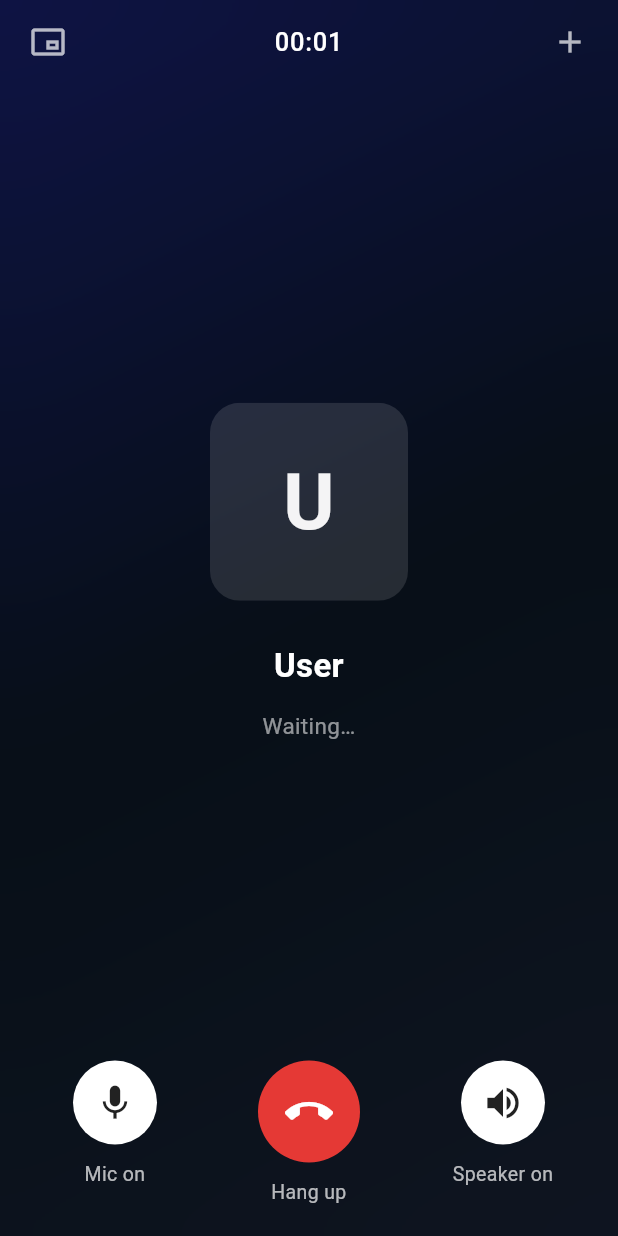
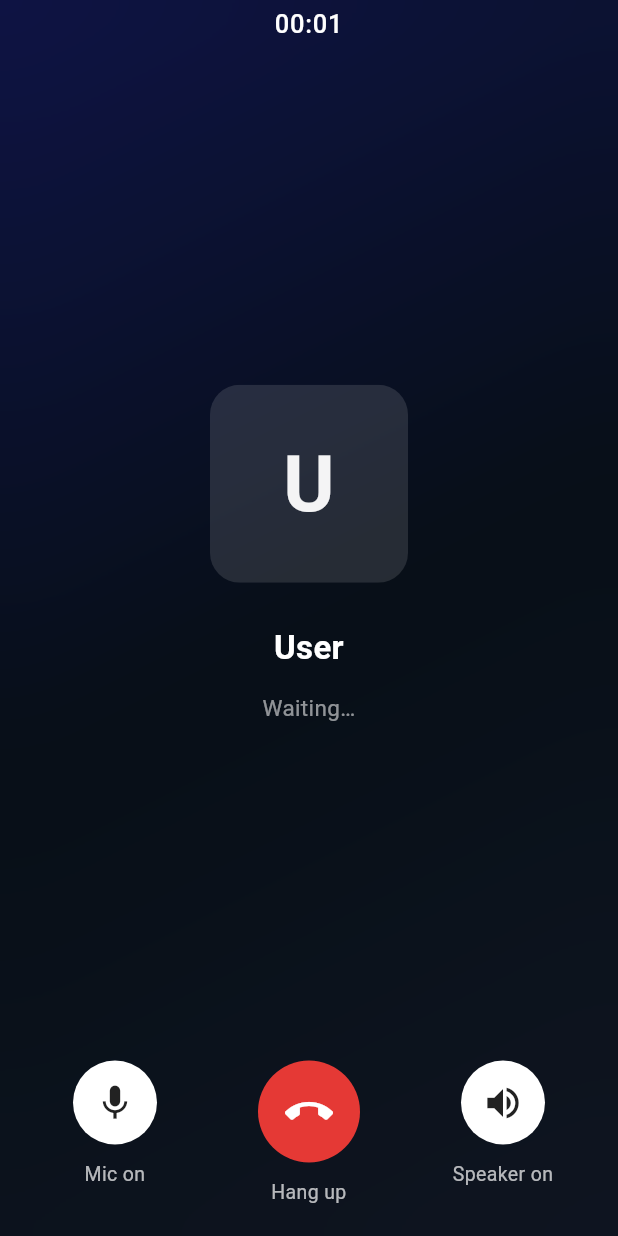
Before and after one commit to 282207134/job, a Flutter app: the DirectVoiceCallPage screen opened directly with empty values, on a phone screen of 412 x 824 dp. Run offline on Flutter 3.47's test engine with Material 3 defaults, Android fonts, the phone set to English and light mode, and no system bars; our stand-ins replace adaptive_theme, another_flutter_splash_screen, audioplayers, cloud_firestore, firebase_auth, firebase_core and 11 more; missing offline and left inert: livekit_client, onesignal_flutter; accounts and stored records are empty.

Commit message:
fix(voice-call): remove unused PiP and add buttons from voice call top bar
Made-with: Cursor

```diff
--- a/lib/pages/direct_voice_call_page.dart
+++ b/lib/pages/direct_voice_call_page.dart
@@ -271,21 +271,11 @@ class _DirectVoiceCallPageState extends State<DirectVoiceCallPage> {
     );
   }
 
-  Widget _topBar(AppLanguageProvider lang, String elapsedText) {
+  Widget _topBar(String elapsedText) {
     return Padding(
       padding: const EdgeInsets.symmetric(horizontal: 8, vertical: 4),
-      child: Row(
-        children: [
-          IconButton(
-            icon: const Icon(Icons.picture_in_picture_alt_outlined,
-                color: Colors.white70),
-            onPressed: () {
-              ScaffoldMessenger.maybeOf(context)?.showSnackBar(
-                SnackBar(content: Text(lang.tr('call_voice_minimize_hint'))),
-              );
-            },
-          ),
-          Expanded(
+      child: SizedBox(
+        width: double.infinity,
         child: Text(
           elapsedText,
           textAlign: TextAlign.center,
@@ -296,16 +286,6 @@ class _DirectVoiceCallPageState extends State<DirectVoiceCallPage> {
             letterSpacing: 0.5,
           ),
         ),
-          ),
-          IconButton(
-            icon: const Icon(Icons.add, color: Colors.white70),
-            onPressed: () {
-              ScaffoldMessenger.maybeOf(context)?.showSnackBar(
-                SnackBar(content: Text(lang.tr('call_voice_add_unsupported'))),
-              );
-            },
-          ),
-        ],
       ),
     );
   }
@@ -393,7 +373,7 @@ class _DirectVoiceCallPageState extends State<DirectVoiceCallPage> {
         SafeArea(
           child: Column(
             children: [
-              _topBar(lang, elapsed),
+              _topBar(elapsed),
               Expanded(
                 child: Column(
                   mainAxisAlignment: MainAxisAlignment.center,
```
Lines whose indentation alone changed are shown as unchanged.
